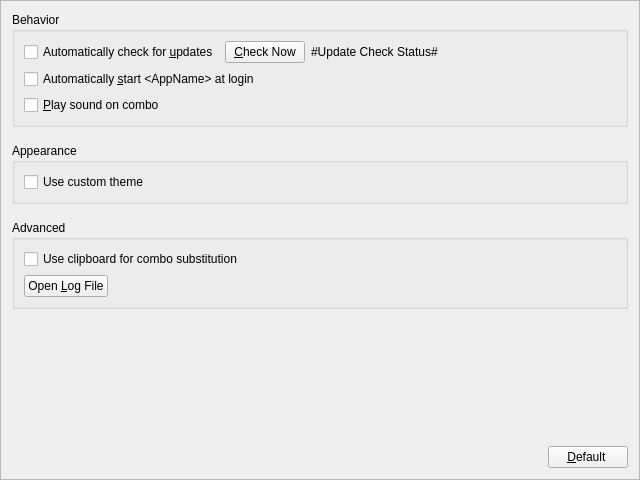
Above: PreferencesFrame.ui from xmichelo/Beeftext before the change. Below: the same form after it.
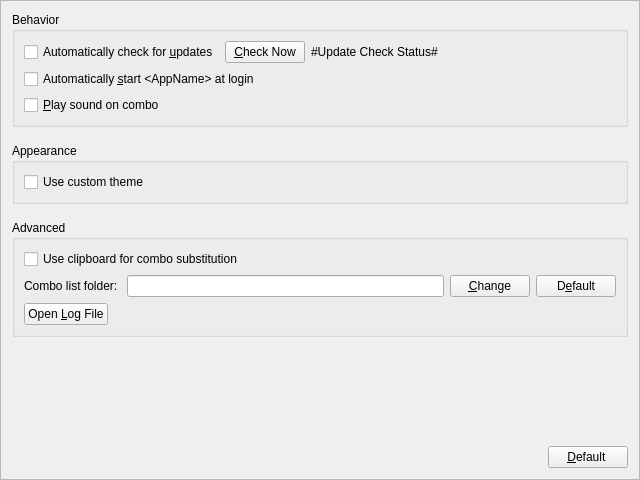
That is the form after the change.

Commit message: The user can now change the storage location for the combo list file. Fixes #25.

Diff of the .ui file:
```diff
--- a/PreferencesFrame.ui
+++ b/PreferencesFrame.ui
@@ -141,6 +141,38 @@
         </property>
        </widget>
       </item>
+      <item>
+       <layout class="QHBoxLayout" name="horizontalLayout_4" stretch="0,0,0,0">
+        <item>
+         <widget class="QLabel" name="labelComboListFolder">
+          <property name="text">
+           <string>Combo list folder: </string>
+          </property>
+         </widget>
+        </item>
+        <item>
+         <widget class="QLineEdit" name="editComboListFolder">
+          <property name="readOnly">
+           <bool>true</bool>
+          </property>
+         </widget>
+        </item>
+        <item>
+         <widget class="QPushButton" name="buttonChangeComboListFolder">
+          <property name="text">
+           <string>&amp;Change</string>
+          </property>
+         </widget>
+        </item>
+        <item>
+         <widget class="QPushButton" name="buttonResetComboListFolder">
+          <property name="text">
+           <string>D&amp;efault</string>
+          </property>
+         </widget>
+        </item>
+       </layout>
+      </item>
       <item>
        <layout class="QHBoxLayout" name="horizontalLayout_3">
         <item>
```
Left out of the diff: 80 changed lines with no effect on the pictures. The commit also changes 6 other files.
